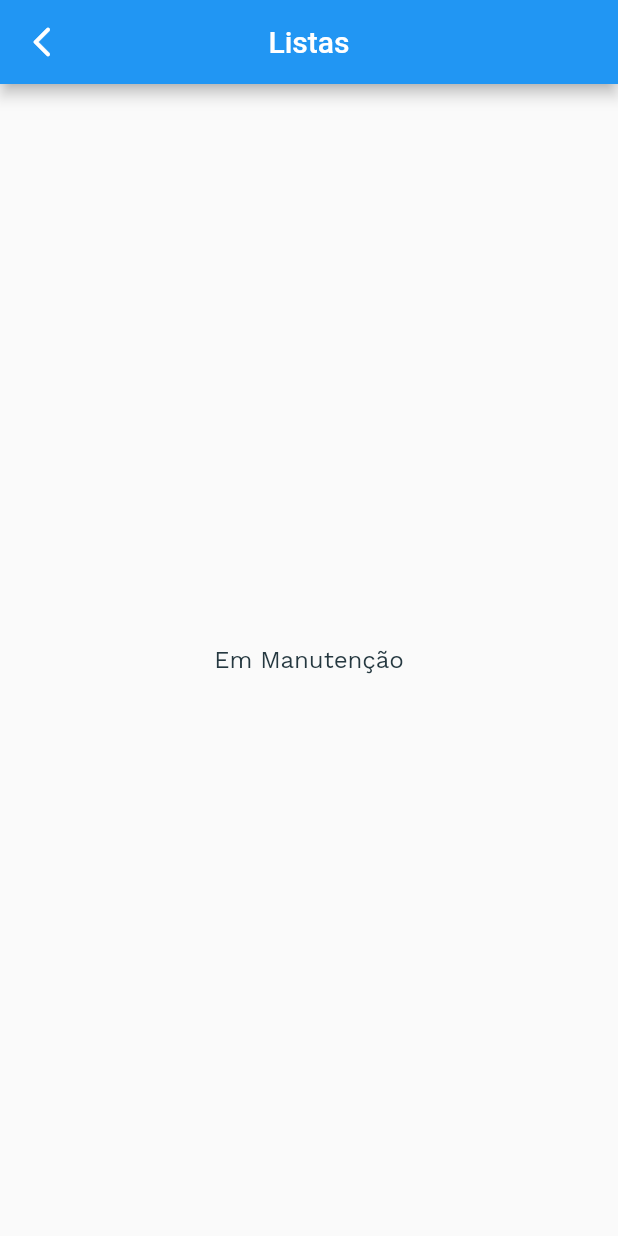
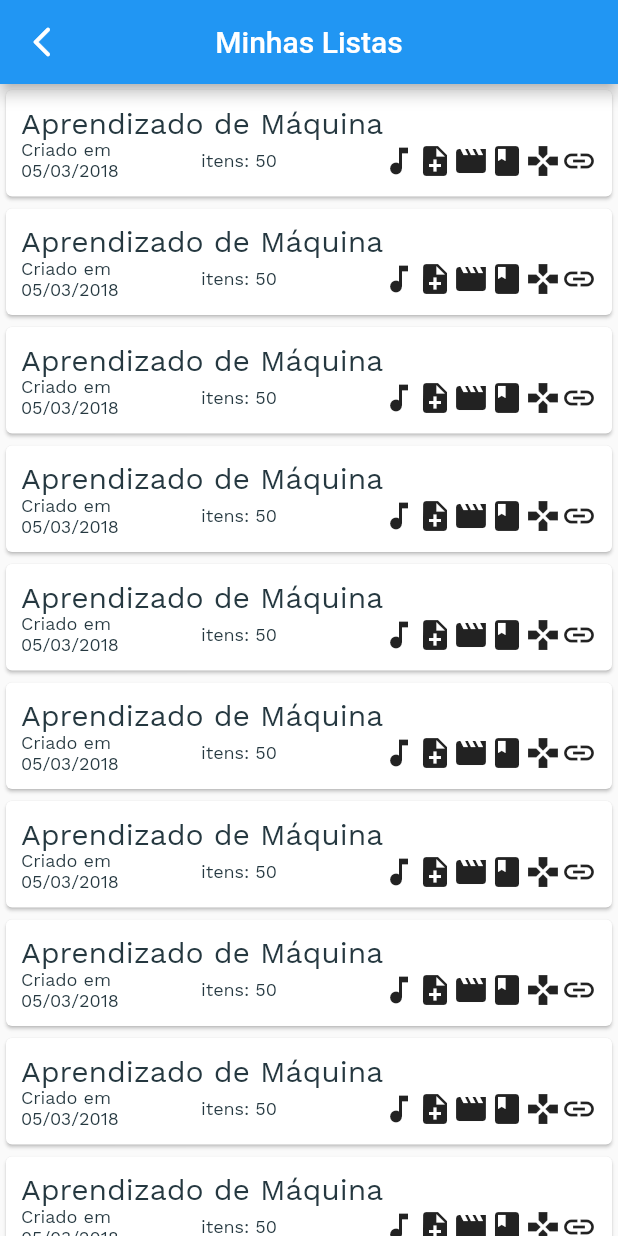
Before and after one commit to carlos1521/objetos_aprendizagem, a Flutter app: the Listas screen opened directly, on a phone screen of 412 x 824 dp. Run offline on Flutter 3.47's test engine with Material 2 defaults, Android fonts, the phone set to English and light mode, and no system bars; our stand-ins replace rflutter_alert, share, video_player.

Commit message:
Adicionado listas

```diff
--- a/lib/pages/listas_page.dart
+++ b/lib/pages/listas_page.dart
@@ -1,14 +1,70 @@
 import 'package:flutter/material.dart';
+import 'package:best_flutter_ui_templates/pages/lista.dart';
 
 class Listas extends StatelessWidget{
   @override
   Widget build(BuildContext context){
     return Scaffold(
-      appBar: new AppBar(title: new Text("Listas"),
+      appBar: new AppBar(title: new Text("Minhas Listas"),
       ),
-      body: new Center(
-        child: new Text("Em Manutenção"),
-      )
+      body: ListView.builder (
+        itemBuilder: (context, position){
+          return
+            GestureDetector(
+              onTap: () => Navigator.of(context).push(new MaterialPageRoute(
+                builder: (BuildContext context) => Lista(),
+              )),
+              child: Card(
+                  child: Padding(
+                    padding: EdgeInsets.all(10.0),
+                    child: Column(
+                      children: <Widget>[
+                        Row(
+                            children: <Widget>[
+                              Text(
+                                "Aprendizado de Máquina",
+                                style: TextStyle(fontSize: 20),
+                                textAlign: TextAlign.left,
+                              ),
+                            ]
+                        ),
+                        Row(
+                          children: <Widget>[
+                            Expanded(
+                              child:  Text(
+                                "Criado em  05/03/2018",
+                                style: TextStyle(fontSize: 12),
+                              ),
+                            ),
+                            Expanded(
+                              child:  Text(
+                                "itens: 50",
+                                style: TextStyle(fontSize: 12),
+                              ),
+                            ),
+                            Row(
+                              children: <Widget>[
+                                Icon(Icons.music_note),
+                                Icon(Icons.note_add),
+                                Icon(Icons.movie),
+                                Icon(Icons.book),
+                                Icon(Icons.games),
+                                Icon(Icons.link),
+
+                              ],
+                            )
+
+                          ],
+
+                        ),
+                      ],
+                    ),
+                  )
+              ),
+            );
+        },
+        itemCount: 10,
+      ),
     );
   }
 }
```
Also changed, not shown: lib/pages/lista.dart (added, +34 -0 lines).
